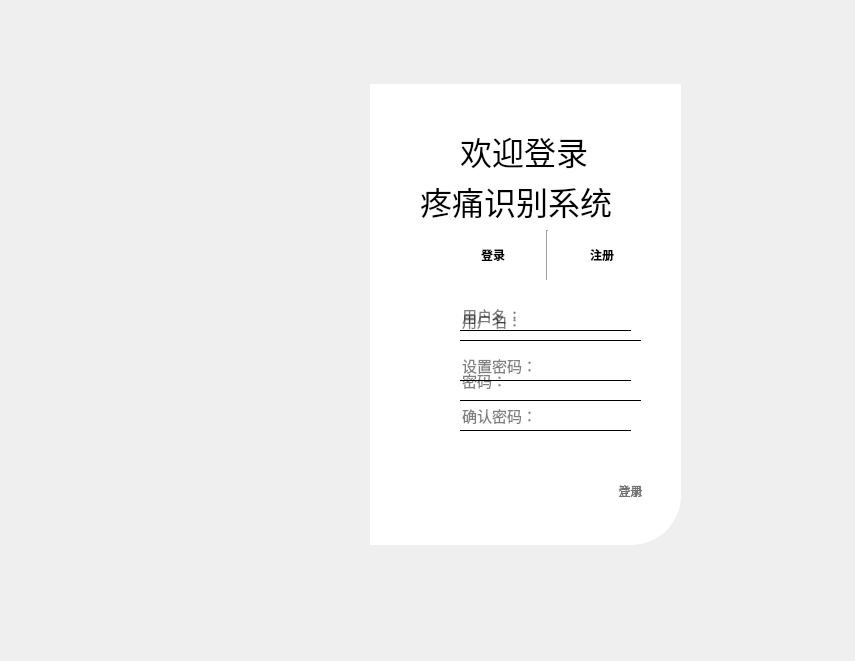
Qt form login.ui (BlockZachary/2022_electric_game) before a commit.
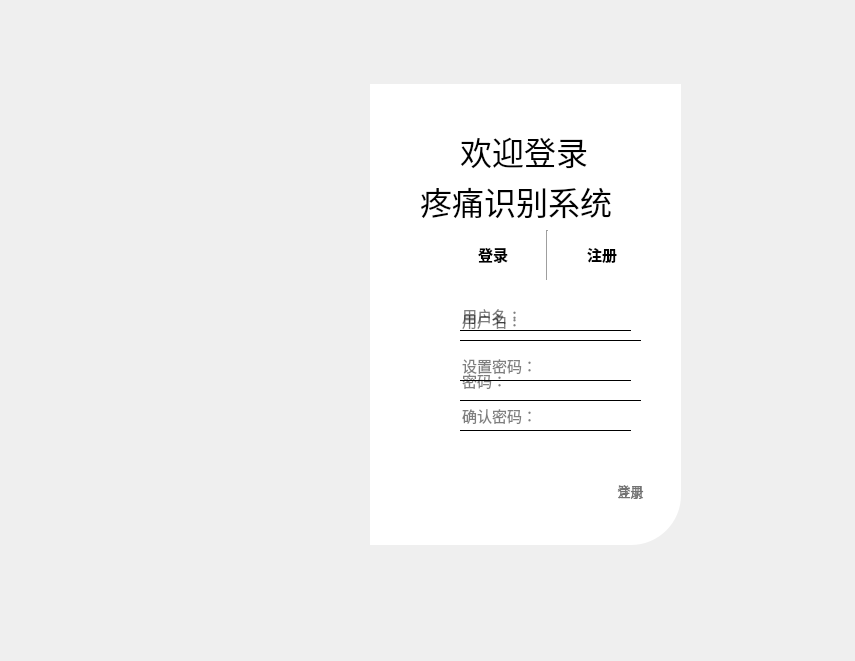
The same form after that commit. Icons and pictures are not drawn.

```diff
--- a/login.ui
+++ b/login.ui
@@ -159,6 +159,7 @@
       <widget class="QPushButton" name="logins">
        <property name="font">
         <font>
+         <pointsize>11</pointsize>
          <weight>75</weight>
          <bold>true</bold>
         </font>
@@ -188,6 +189,7 @@
       <widget class="QPushButton" name="registers">
        <property name="font">
         <font>
+         <pointsize>11</pointsize>
          <weight>75</weight>
          <bold>true</bold>
         </font>
@@ -291,6 +293,11 @@
        <height>21</height>
       </rect>
      </property>
+     <property name="font">
+      <font>
+       <pointsize>10</pointsize>
+      </font>
+     </property>
      <property name="styleSheet">
       <string notr="true">color: rgb(115, 115, 115);</string>
      </property>
@@ -353,6 +360,11 @@
        <height>21</height>
       </rect>
      </property>
+     <property name="font">
+      <font>
+       <pointsize>10</pointsize>
+      </font>
+     </property>
      <property name="styleSheet">
       <string notr="true">color: rgb(115, 115, 115);</string>
      </property>
```
Left out of the diff: 6 changed lines with no effect on the pictures.
